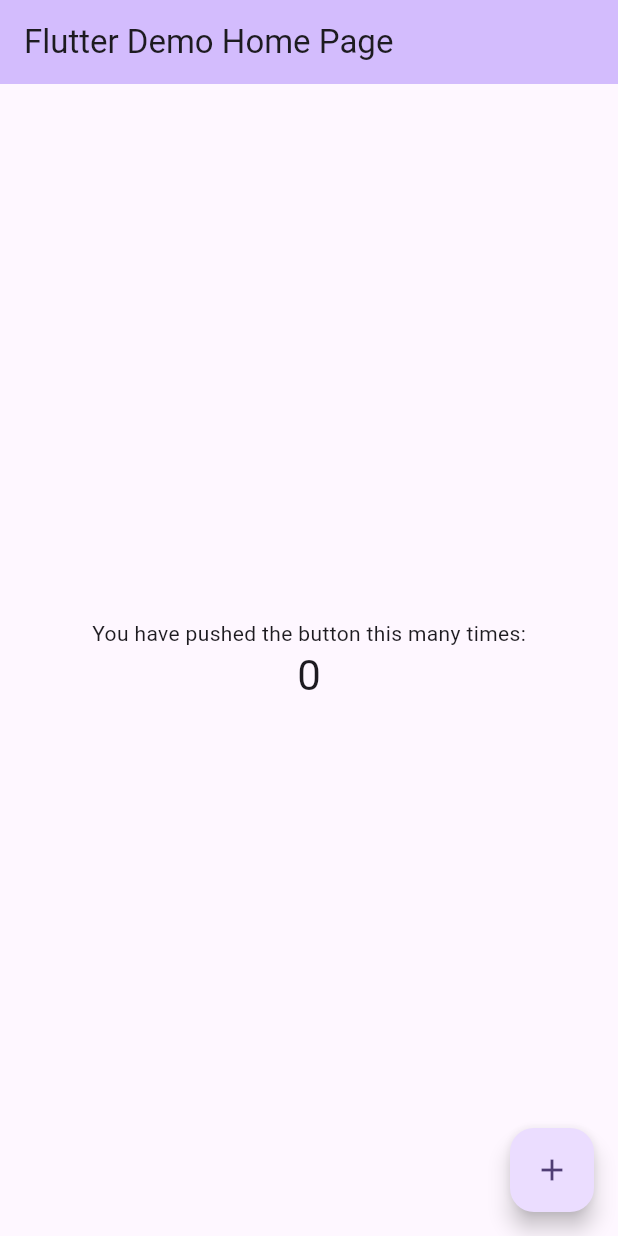
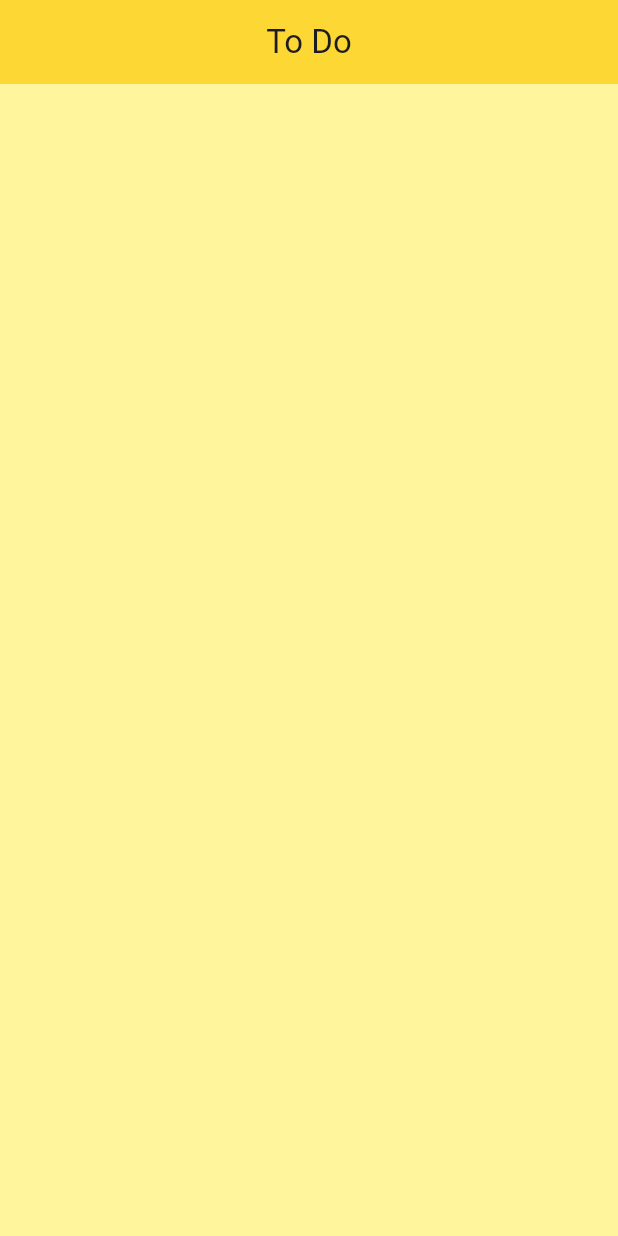
Before and after one commit to SatyamIT86/ToDo-App, a Flutter app: the screen it shows after launch, on a phone screen of 412 x 824 dp. Run offline on Flutter 3.47's test engine with Material 3 defaults, Android fonts, the phone set to English and light mode, and no system bars.

Commit message:
Home Page

```diff
--- /dev/null
+++ b/lib/Pages/home_page.dart
@@ -0,0 +1,22 @@
+import 'package:flutter/material.dart';
+
+class HomePage extends StatefulWidget {
+  const HomePage({super.key});
+
+  @override
+  State<HomePage> createState() => _HomePageState();
+}
+
+class _HomePageState extends State<HomePage> {
+  @override
+  Widget build(BuildContext context) {
+    return Scaffold(
+      backgroundColor: Colors.yellow[200],
+      appBar: AppBar(
+        backgroundColor: Colors.yellow[600],
+        title: Center(child: Text("To Do")),
+        elevation: 0,
+      ),
+    );
+  }
+}
--- a/lib/main.dart
+++ b/lib/main.dart
@@ -1,4 +1,5 @@
 import 'package:flutter/material.dart';
+import 'package:normaltodo/Pages/home_page.dart';
 
 void main() {
   runApp(const MyApp());
@@ -7,116 +8,12 @@ void main() {
 class MyApp extends StatelessWidget {
   const MyApp({super.key});
 
-  // This widget is the root of your application.
   @override
   Widget build(BuildContext context) {
     return MaterialApp(
-      title: 'Flutter Demo',
-      theme: ThemeData(
-        // This is the theme of your application.
-        //
-        // TRY THIS: Try running your application with "flutter run". You'll see
-        // the application has a purple toolbar. Then, without quitting the app,
-        // try changing the seedColor in the colorScheme below to Colors.green
-        // and then invoke "hot reload" (save your changes or press the "hot
-        // reload" button in a Flutter-supported IDE, or press "r" if you used
-        // the command line to start the app).
-        //
-        // Notice that the counter didn't reset back to zero; the application
-        // state is not lost during the reload. To reset the state, use hot
-        // restart instead.
-        //
-        // This works for code too, not just values: Most code changes can be
-        // tested with just a hot reload.
-        colorScheme: ColorScheme.fromSeed(seedColor: Colors.deepPurple),
-      ),
-      home: const MyHomePage(title: 'Flutter Demo Home Page'),
+      debugShowCheckedModeBanner: false,
+      home: HomePage(),
+      theme: ThemeData(primarySwatch: Colors.yellow),
     );
   }
 }
-
-class MyHomePage extends StatefulWidget {
-  const MyHomePage({super.key, required this.title});
-
-  // This widget is the home page of your application. It is stateful, meaning
-  // that it has a State object (defined below) that contains fields that affect
-  // how it looks.
-
-  // This class is the configuration for the state. It holds the values (in this
-  // case the title) provided by the parent (in this case the App widget) and
-  // used by the build method of the State. Fields in a Widget subclass are
-  // always marked "final".
-
-  final String title;
-
-  @override
-  State<MyHomePage> createState() => _MyHomePageState();
-}
-
-class _MyHomePageState extends State<MyHomePage> {
-  int _counter = 0;
-
-  void _incrementCounter() {
-    setState(() {
-      // This call to setState tells the Flutter framework that something has
-      // changed in this State, which causes it to rerun the build method below
-      // so that the display can reflect the updated values. If we changed
-      // _counter without calling setState(), then the build method would not be
-      // called again, and so nothing would appear to happen.
-      _counter++;
-    });
-  }
-
-  @override
-  Widget build(BuildContext context) {
-    // This method is rerun every time setState is called, for instance as done
-    // by the _incrementCounter method above.
-    //
-    // The Flutter framework has been optimized to make rerunning build methods
-    // fast, so that you can just rebuild anything that needs updating rather
-    // than having to individually change instances of widgets.
-    return Scaffold(
-      appBar: AppBar(
-        // TRY THIS: Try changing the color here to a specific color (to
-        // Colors.amber, perhaps?) and trigger a hot reload to see the AppBar
-        // change color while the other colors stay the same.
-        backgroundColor: Theme.of(context).colorScheme.inversePrimary,
-        // Here we take the value from the MyHomePage object that was created by
-        // the App.build method, and use it to set our appbar title.
-        title: Text(widget.title),
-      ),
-      body: Center(
-        // Center is a layout widget. It takes a single child and positions it
-        // in the middle of the parent.
-        child: Column(
-          // Column is also a layout widget. It takes a list of children and
-          // arranges them vertically. By default, it sizes itself to fit its
-          // children horizontally, and tries to be as tall as its parent.
-          //
-          // Column has various properties to control how it sizes itself and
-          // how it positions its children. Here we use mainAxisAlignment to
-          // center the children vertically; the main axis here is the vertical
-          // axis because Columns are vertical (the cross axis would be
-          // horizontal).
-          //
-          // TRY THIS: Invoke "debug painting" (choose the "Toggle Debug Paint"
-          // action in the IDE, or press "p" in the console), to see the
-          // wireframe for each widget.
-          mainAxisAlignment: MainAxisAlignment.center,
-          children: <Widget>[
-            const Text('You have pushed the button this many times:'),
-            Text(
-              '$_counter',
-              style: Theme.of(context).textTheme.headlineMedium,
-            ),
-          ],
-        ),
-      ),
-      floatingActionButton: FloatingActionButton(
-        onPressed: _incrementCounter,
-        tooltip: 'Increment',
-        child: const Icon(Icons.add),
-      ), // This trailing comma makes auto-formatting nicer for build methods.
-    );
-  }
-}
```
